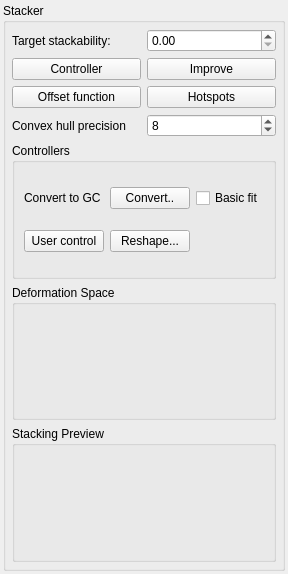
Before: the Qt Designer form Stacker/StackerWidget.ui in HonghuaLi/stacker, drawn with Qt 5.
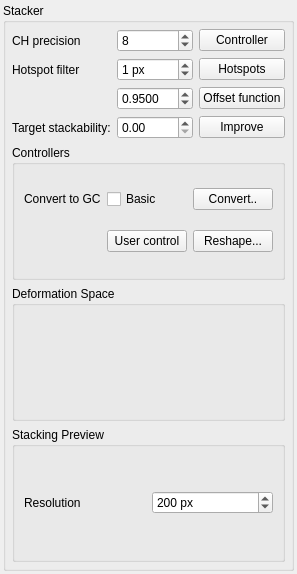
After: the same form once the commit is applied.

Diff of the .ui file:
```diff
--- a/Stacker/StackerWidget.ui
+++ b/Stacker/StackerWidget.ui
@@ -6,7 +6,7 @@
    <rect>
     <x>0</x>
     <y>0</y>
-    <width>262</width>
+    <width>271</width>
     <height>574</height>
    </rect>
   </property>
@@ -18,7 +18,7 @@
   </property>
   <property name="maximumSize">
    <size>
-    <width>274</width>
+    <width>272</width>
     <height>16777215</height>
    </size>
   </property>
@@ -47,74 +47,7 @@
       <property name="spacing">
        <number>6</number>
       </property>
-      <item row="3" column="1">
-       <widget class="QPushButton" name="improveButton">
-        <property name="text">
-         <string>Improve</string>
-        </property>
-       </widget>
-      </item>
-      <item row="1" column="0">
-       <widget class="QLabel" name="targetStackLabel">
-        <property name="text">
-         <string>Target stackability:</string>
-        </property>
-       </widget>
-      </item>
-      <item row="1" column="1">
-       <widget class="QDoubleSpinBox" name="targetS">
-        <property name="maximum">
-         <double>1.000000000000000</double>
-        </property>
-        <property name="singleStep">
-         <double>0.010000000000000</double>
-        </property>
-       </widget>
-      </item>
-      <item row="3" column="0">
-       <widget class="QPushButton" name="controllerButton">
-        <property name="text">
-         <string>Controller</string>
-        </property>
-       </widget>
-      </item>
-      <item row="4" column="0">
-       <widget class="QPushButton" name="offsetButton">
-        <property name="text">
-         <string>Offset function</string>
-        </property>
-       </widget>
-      </item>
-      <item row="8" column="0" colspan="2">
-       <widget class="QGroupBox" name="previewBox">
-        <property name="title">
-         <string>Stacking Preview</string>
-        </property>
-        <layout class="QVBoxLayout" name="verticalLayout_2"/>
-       </widget>
-      </item>
-      <item row="4" column="1">
-       <widget class="QPushButton" name="hotspotsButton">
-        <property name="text">
-         <string>Hotspots</string>
-        </property>
-       </widget>
-      </item>
-      <item row="5" column="0">
-       <widget class="QLabel" name="chPrecisionLabel">
-        <property name="text">
-         <string>Convex hull precision</string>
-        </property>
-       </widget>
-      </item>
-      <item row="5" column="1">
-       <widget class="QSpinBox" name="chPrecision">
-        <property name="value">
-         <number>8</number>
-        </property>
-       </widget>
-      </item>
-      <item row="6" column="0" colspan="2">
+      <item row="9" column="0" colspan="3">
        <widget class="QGroupBox" name="controllersPanel">
         <property name="title">
          <string>Controllers</string>
@@ -123,45 +56,45 @@
          <bool>false</bool>
         </property>
         <layout class="QGridLayout" name="gridLayout_2">
-         <item row="0" column="1">
-          <widget class="QLabel" name="convertGCLabel">
-           <property name="text">
-            <string>Convert to GC</string>
-           </property>
-          </widget>
-         </item>
-         <item row="0" column="2">
+         <item row="1" column="3">
           <widget class="QPushButton" name="convertToGC">
            <property name="text">
             <string>Convert..</string>
            </property>
           </widget>
          </item>
-         <item row="0" column="3">
+         <item row="2" column="3">
+          <widget class="QPushButton" name="reshapePrimitiveButton">
+           <property name="text">
+            <string>Reshape...</string>
+           </property>
+          </widget>
+         </item>
+         <item row="1" column="2">
           <widget class="QCheckBox" name="basicFitGC">
            <property name="text">
-            <string>Basic fit</string>
+            <string>Basic</string>
            </property>
           </widget>
          </item>
-         <item row="1" column="1">
+         <item row="2" column="2">
           <widget class="QPushButton" name="userControl">
            <property name="text">
             <string>User control</string>
            </property>
           </widget>
          </item>
-         <item row="1" column="2">
-          <widget class="QPushButton" name="reshapePrimitiveButton">
+         <item row="1" column="0">
+          <widget class="QLabel" name="convertGCLabel">
            <property name="text">
-            <string>Reshape...</string>
+            <string>Convert to GC</string>
            </property>
           </widget>
          </item>
         </layout>
        </widget>
       </item>
-      <item row="7" column="0" colspan="2">
+      <item row="10" column="0" colspan="3">
        <widget class="QGroupBox" name="controllerDeformerPanel">
         <property name="title">
          <string>Deformation Space</string>
@@ -171,6 +104,136 @@
         </property>
        </widget>
       </item>
+      <item row="11" column="0" colspan="3">
+       <widget class="QGroupBox" name="previewBox">
+        <property name="title">
+         <string>Stacking Preview</string>
+        </property>
+        <layout class="QGridLayout" name="gridLayout_3">
+         <item row="1" column="0">
+          <widget class="QLabel" name="label">
+           <property name="text">
+            <string>Resolution</string>
+           </property>
+          </widget>
+         </item>
+         <item row="1" column="1">
+          <widget class="QSpinBox" name="hidderViewerSize">
+           <property name="suffix">
+            <string> px</string>
+           </property>
+           <property name="minimum">
+            <number>10</number>
+           </property>
+           <property name="maximum">
+            <number>1024</number>
+           </property>
+           <property name="value">
+            <number>200</number>
+           </property>
+          </widget>
+         </item>
+        </layout>
+       </widget>
+      </item>
+      <item row="3" column="1">
+       <widget class="QSpinBox" name="hotspotFilter">
+        <property name="suffix">
+         <string> px</string>
+        </property>
+        <property name="maximum">
+         <number>50</number>
+        </property>
+        <property name="value">
+         <number>1</number>
+        </property>
+       </widget>
+      </item>
+      <item row="3" column="2">
+       <widget class="QPushButton" name="hotspotsButton">
+        <property name="text">
+         <string>Hotspots</string>
+        </property>
+       </widget>
+      </item>
+      <item row="3" column="0">
+       <widget class="QLabel" name="label_2">
+        <property name="text">
+         <string>Hotspot filter</string>
+        </property>
+       </widget>
+      </item>
+      <item row="4" column="2">
+       <widget class="QPushButton" name="offsetButton">
+        <property name="text">
+         <string>Offset function</string>
+        </property>
+       </widget>
+      </item>
+      <item row="1" column="2">
+       <widget class="QPushButton" name="controllerButton">
+        <property name="text">
+         <string>Controller</string>
+        </property>
+       </widget>
+      </item>
+      <item row="1" column="1">
+       <widget class="QSpinBox" name="chPrecision">
+        <property name="value">
+         <number>8</number>
+        </property>
+       </widget>
+      </item>
+      <item row="1" column="0">
+       <widget class="QLabel" name="chPrecisionLabel">
+        <property name="text">
+         <string>CH precision</string>
+        </property>
+       </widget>
+      </item>
+      <item row="5" column="2">
+       <widget class="QPushButton" name="improveButton">
+        <property name="text">
+         <string>Improve</string>
+        </property>
+       </widget>
+      </item>
+      <item row="5" column="1">
+       <widget class="QDoubleSpinBox" name="targetS">
+        <property name="maximum">
+         <double>1.000000000000000</double>
+        </property>
+        <property name="singleStep">
+         <double>0.010000000000000</double>
+        </property>
+       </widget>
+      </item>
+      <item row="5" column="0">
+       <widget class="QLabel" name="targetStackLabel">
+        <property name="text">
+         <string>Target stackability:</string>
+        </property>
+       </widget>
+      </item>
+      <item row="4" column="1">
+       <widget class="QDoubleSpinBox" name="hotRange">
+        <property name="prefix">
+         <string/>
+        </property>
+        <property name="decimals">
+         <number>4</number>
+        </property>
+        <property name="maximum">
+         <double>1.000000000000000</double>
+        </property>
+        <property name="singleStep">
+         <double>0.050000000000000</double>
+        </property>
+        <property name="value">
+         <double>0.950000000000000</double>
+        </property>
+       </widget>
+      </item>
      </layout>
     </widget>
    </item>
```
